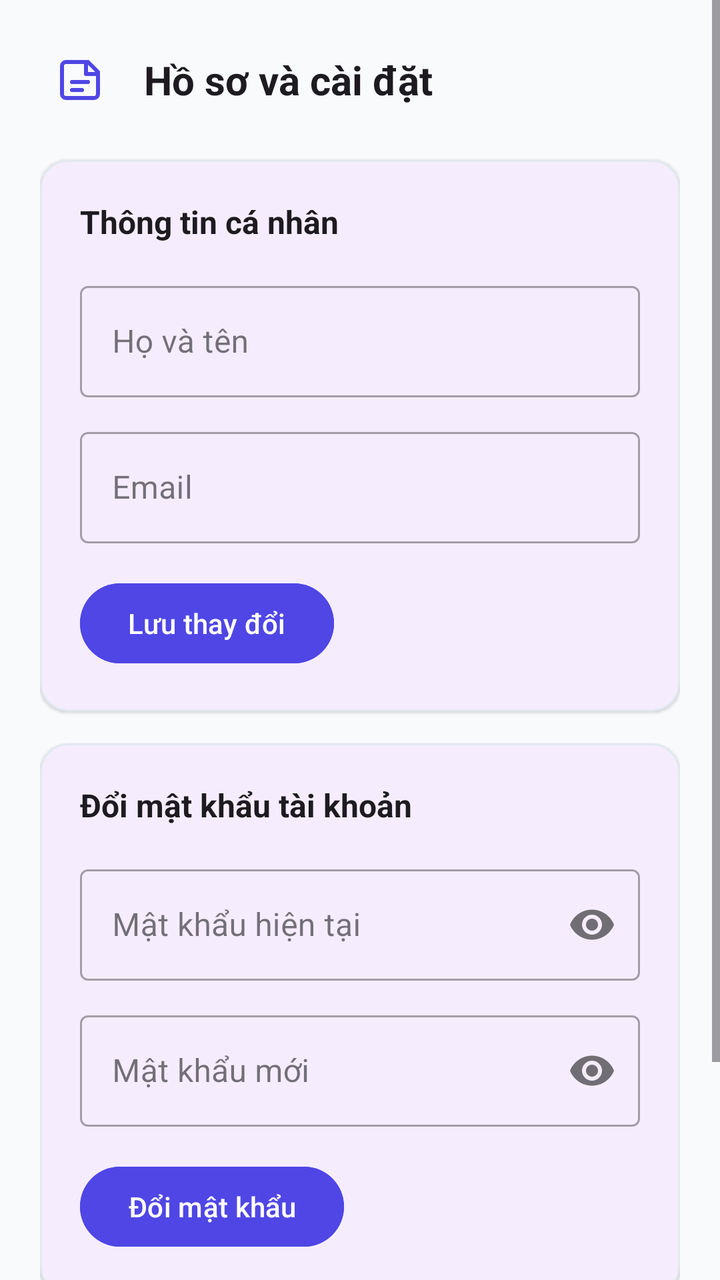
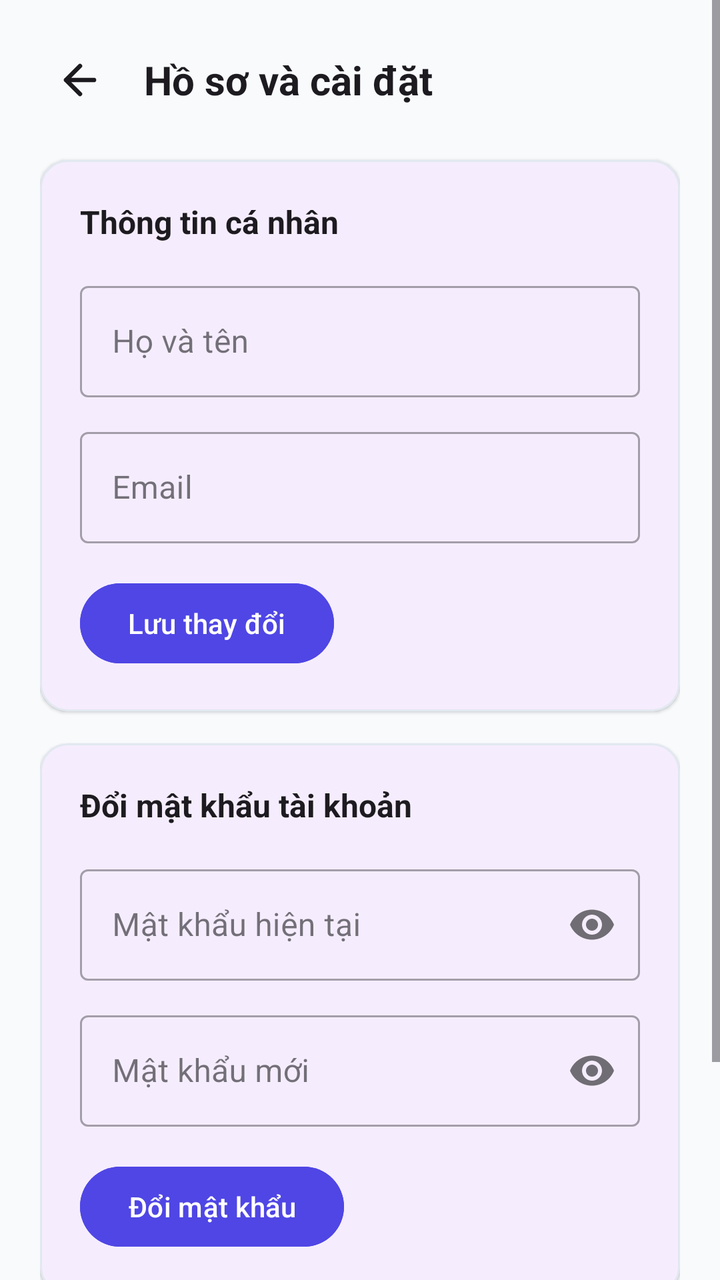

An Android layout rendered at two revisions. The XML below is the earlier revision; the diff shows what the commit changed to produce the second picture.
<!-- AndroidManifest.xml: application theme Theme.NoteFlow -->
<!-- res/layout/activity_profile.xml -->
<?xml version="1.0" encoding="utf-8"?>
<ScrollView xmlns:android="http://schemas.android.com/apk/res/android"
    xmlns:app="http://schemas.android.com/apk/res-auto"
    android:layout_width="match_parent"
    android:layout_height="match_parent"
    android:fillViewport="true"
    android:background="?android:attr/windowBackground">

    <LinearLayout
        android:layout_width="match_parent"
        android:layout_height="wrap_content"
        android:orientation="vertical"
        android:padding="20dp">

        
        <LinearLayout
            android:layout_width="match_parent"
            android:layout_height="wrap_content"
            android:orientation="horizontal"
            android:gravity="center_vertical">

            <ImageButton
                android:id="@+id/btnBack"
                android:layout_width="40dp"
                android:layout_height="40dp"
                android:src="@drawable/ic_notes"
                app:tint="@color/primary"
                android:background="?android:attr/selectableItemBackgroundBorderless"
                android:contentDescription="Quay lại" />

            <TextView
                android:layout_width="wrap_content"
                android:layout_height="wrap_content"
                android:text="@string/profile_and_settings"
                android:textSize="20sp"
                android:textStyle="bold"
                android:textColor="?android:attr/textColorPrimary"
                android:layout_marginStart="12dp" />
        </LinearLayout>

        
        <com.google.android.material.card.MaterialCardView
            android:layout_width="match_parent"
            android:layout_height="wrap_content"
            android:layout_marginTop="20dp"
            app:cardCornerRadius="14dp"
            app:cardElevation="1dp"
            app:strokeWidth="1dp"
            app:strokeColor="@color/card_stroke_light"
            app:cardBackgroundColor="?android:attr/colorBackground">

            <LinearLayout
                android:layout_width="match_parent"
                android:layout_height="wrap_content"
                android:orientation="vertical"
                android:padding="20dp">

                <TextView
                    android:layout_width="wrap_content"
                    android:layout_height="wrap_content"
                    android:text="Thông tin cá nhân"
                    android:textSize="16sp"
                    android:textStyle="bold"
                    android:textColor="?android:attr/textColorPrimary" />

                
                <com.google.android.material.textfield.TextInputLayout
                    android:layout_width="match_parent"
                    android:layout_height="wrap_content"
                    android:hint="@string/full_name"
                    android:layout_marginTop="16dp"
                    style="@style/Widget.MaterialComponents.TextInputLayout.OutlinedBox">

                    <com.google.android.material.textfield.TextInputEditText
                        android:id="@+id/etFullName"
                        android:layout_width="match_parent"
                        android:layout_height="wrap_content"
                        android:inputType="textPersonName"
                        android:maxLines="1" />
                </com.google.android.material.textfield.TextInputLayout>

                
                <com.google.android.material.textfield.TextInputLayout
                    android:layout_width="match_parent"
                    android:layout_height="wrap_content"
                    android:hint="@string/email"
                    android:layout_marginTop="12dp"
                    style="@style/Widget.MaterialComponents.TextInputLayout.OutlinedBox">

                    <com.google.android.material.textfield.TextInputEditText
                        android:id="@+id/etEmail"
                        android:layout_width="match_parent"
                        android:layout_height="wrap_content"
                        android:enabled="false"
                        android:maxLines="1" />
                </com.google.android.material.textfield.TextInputLayout>

                <com.google.android.material.button.MaterialButton
                    android:id="@+id/btnSaveProfile"
                    android:layout_width="wrap_content"
                    android:layout_height="48dp"
                    android:text="@string/save_changes"
                    android:layout_marginTop="16dp"
                    android:backgroundTint="@color/primary" />

            </LinearLayout>
        </com.google.android.material.card.MaterialCardView>

        
        <com.google.android.material.card.MaterialCardView
            android:layout_width="match_parent"
            android:layout_height="wrap_content"
            android:layout_marginTop="16dp"
            app:cardCornerRadius="14dp"
            app:cardElevation="1dp"
            app:strokeWidth="1dp"
            app:strokeColor="@color/card_stroke_light"
            app:cardBackgroundColor="?android:attr/colorBackground">

            <LinearLayout
                android:layout_width="match_parent"
                android:layout_height="wrap_content"
                android:orientation="vertical"
                android:padding="20dp">

                <TextView
                    android:layout_width="wrap_content"
                    android:layout_height="wrap_content"
                    android:text="@string/change_account_password"
                    android:textSize="16sp"
                    android:textStyle="bold"
                    android:textColor="?android:attr/textColorPrimary" />

                
                <com.google.android.material.textfield.TextInputLayout
                    android:layout_width="match_parent"
                    android:layout_height="wrap_content"
                    android:hint="@string/current_password"
                    android:layout_marginTop="16dp"
                    app:passwordToggleEnabled="true"
                    style="@style/Widget.MaterialComponents.TextInputLayout.OutlinedBox">

                    <com.google.android.material.textfield.TextInputEditText
                        android:id="@+id/etCurrentPassword"
                        android:layout_width="match_parent"
                        android:layout_height="wrap_content"
                        android:inputType="textPassword"
                        android:maxLines="1" />
                </com.google.android.material.textfield.TextInputLayout>

                
                <com.google.android.material.textfield.TextInputLayout
                    android:layout_width="match_parent"
                    android:layout_height="wrap_content"
                    android:hint="@string/new_password"
                    android:layout_marginTop="12dp"
                    app:passwordToggleEnabled="true"
                    style="@style/Widget.MaterialComponents.TextInputLayout.OutlinedBox">

                    <com.google.android.material.textfield.TextInputEditText
                        android:id="@+id/etNewPassword"
                        android:layout_width="match_parent"
                        android:layout_height="wrap_content"
                        android:inputType="textPassword"
                        android:maxLines="1" />
                </com.google.android.material.textfield.TextInputLayout>

                <com.google.android.material.button.MaterialButton
                    android:id="@+id/btnChangePassword"
                    android:layout_width="wrap_content"
                    android:layout_height="48dp"
                    android:text="Đổi mật khẩu"
                    android:layout_marginTop="16dp"
                    android:backgroundTint="@color/primary" />

            </LinearLayout>
        </com.google.android.material.card.MaterialCardView>

        
        <com.google.android.material.card.MaterialCardView
            android:layout_width="match_parent"
            android:layout_height="wrap_content"
            android:layout_marginTop="16dp"
            app:cardCornerRadius="14dp"
            app:cardElevation="1dp"
            app:strokeWidth="1dp"
            app:strokeColor="@color/card_stroke_light"
            app:cardBackgroundColor="?android:attr/colorBackground">

            <LinearLayout
                android:layout_width="match_parent"
                android:layout_height="wrap_content"
                android:orientation="horizontal"
                android:gravity="center_vertical"
                android:padding="20dp">

                <LinearLayout
                    android:layout_width="0dp"
                    android:layout_height="wrap_content"
                    android:layout_weight="1"
                    android:orientation="vertical">

                    <TextView
                        android:layout_width="wrap_content"
                        android:layout_height="wrap_content"
                        android:text="@string/theme_setting"
                        android:textSize="16sp"
                        android:textStyle="bold"
                        android:textColor="?android:attr/textColorPrimary" />

                    <TextView
                        android:layout_width="wrap_content"
                        android:layout_height="wrap_content"
                        android:text="Bật chế độ tối (Dark Mode)"
                        android:textSize="13sp"
                        android:textColor="?android:attr/textColorSecondary"
                        android:layout_marginTop="2dp" />
                </LinearLayout>

                <com.google.android.material.switchmaterial.SwitchMaterial
                    android:id="@+id/switchDarkMode"
                    android:layout_width="wrap_content"
                    android:layout_height="wrap_content" />

            </LinearLayout>
        </com.google.android.material.card.MaterialCardView>

    </LinearLayout>
</ScrollView>
<!-- resources referenced by this layout -->
<resources>
  <color name="card_stroke_light">#E2E8F0</color>
  <color name="primary">#4F46E5</color>
  <!-- drawable ic_notes (drawable) -->
  <vector xmlns:android="http://schemas.android.com/apk/res/android"
      android:width="24dp"
      android:height="24dp"
      android:viewportWidth="24"
      android:viewportHeight="24">
    <path
        android:fillColor="#00000000"
        android:strokeColor="#FF000000"
        android:strokeWidth="2"
        android:strokeLineCap="round"
        android:strokeLineJoin="round"
        android:pathData="M16,3H5C3.895,3 3,3.895 3,5V19C3,20.105 3.895,21 5,21H19C20.105,21 21,20.105 21,19V8L16,3Z" />
    <path
        android:fillColor="#00000000"
        android:strokeColor="#FF000000"
        android:strokeWidth="2"
        android:strokeLineCap="round"
        android:strokeLineJoin="round"
        android:pathData="M15,3V9H21" />
    <path
        android:fillColor="#00000000"
        android:strokeColor="#FF000000"
        android:strokeWidth="2"
        android:strokeLineCap="round"
        android:strokeLineJoin="round"
        android:pathData="M8,13H16" />
    <path
        android:fillColor="#00000000"
        android:strokeColor="#FF000000"
        android:strokeWidth="2"
        android:strokeLineCap="round"
        android:strokeLineJoin="round"
        android:pathData="M8,17H13" />
  </vector>
  <string name="change_account_password">Đổi mật khẩu tài khoản</string>
  <string name="current_password">Mật khẩu hiện tại</string>
  <string name="email">Email</string>
  <string name="full_name">Họ và tên</string>
  <string name="new_password">Mật khẩu mới</string>
  <string name="profile_and_settings">Hồ sơ và cài đặt</string>
  <string name="save_changes">Lưu thay đổi</string>
  <string name="theme_setting">Giao diện (Sáng / Tối)</string>
  <style name="Theme.NoteFlow" parent="Theme.Material3.DayNight.NoActionBar">
          <item name="colorPrimary">@color/primary</item>
          <item name="colorPrimaryDark">@color/primary_dark</item>
          <item name="colorSecondary">@color/secondary</item>
          <item name="android:statusBarColor">@color/bg_light</item>
          <item name="android:windowLightStatusBar">true</item>
          <item name="android:windowBackground">@color/bg_light</item>
      </style>
  <color name="primary_dark">#4338CA</color>
  <color name="secondary">#06B6D4</color>
  <color name="bg_light">#F8FAFC</color>
</resources>

<!-- the commit's change to res/layout/activity_profile.xml (unified diff, before → after) -->
@@ -23,8 +23,8 @@
                 android:id="@+id/btnBack"
                 android:layout_width="40dp"
                 android:layout_height="40dp"
-                android:src="@drawable/ic_notes"
-                app:tint="@color/primary"
+                android:src="@drawable/ic_arrow_back"
+                app:tint="?android:attr/textColorPrimary"
                 android:background="?android:attr/selectableItemBackgroundBorderless"
                 android:contentDescription="Quay lại" />
 
<!-- resource entries referenced after the edit -->
@@ -2,40 +2,20 @@
 <resources>
   <color name="card_stroke_light">#E2E8F0</color>
   <color name="primary">#4F46E5</color>
-  <!-- drawable ic_notes (drawable) -->
+  <!-- drawable ic_arrow_back (drawable) -->
   <vector xmlns:android="http://schemas.android.com/apk/res/android"
       android:width="24dp"
       android:height="24dp"
       android:viewportWidth="24"
-      android:viewportHeight="24">
+      android:viewportHeight="24"
+      android:autoMirrored="true">
     <path
         android:fillColor="#00000000"
         android:strokeColor="#FF000000"
-        android:strokeWidth="2"
+        android:strokeWidth="2.2"
         android:strokeLineCap="round"
         android:strokeLineJoin="round"
-        android:pathData="M16,3H5C3.895,3 3,3.895 3,5V19C3,20.105 3.895,21 5,21H19C20.105,21 21,20.105 21,19V8L16,3Z" />
-    <path
-        android:fillColor="#00000000"
-        android:strokeColor="#FF000000"
-        android:strokeWidth="2"
-        android:strokeLineCap="round"
-        android:strokeLineJoin="round"
-        android:pathData="M15,3V9H21" />
-    <path
-        android:fillColor="#00000000"
-        android:strokeColor="#FF000000"
-        android:strokeWidth="2"
-        android:strokeLineCap="round"
-        android:strokeLineJoin="round"
-        android:pathData="M8,13H16" />
-    <path
-        android:fillColor="#00000000"
-        android:strokeColor="#FF000000"
-        android:strokeWidth="2"
-        android:strokeLineCap="round"
-        android:strokeLineJoin="round"
-        android:pathData="M8,17H13" />
+        android:pathData="M19,12H5 M12,19l-7,-7 7,-7" />
   </vector>
   <string name="change_account_password">Đổi mật khẩu tài khoản</string>
   <string name="current_password">Mật khẩu hiện tại</string>
